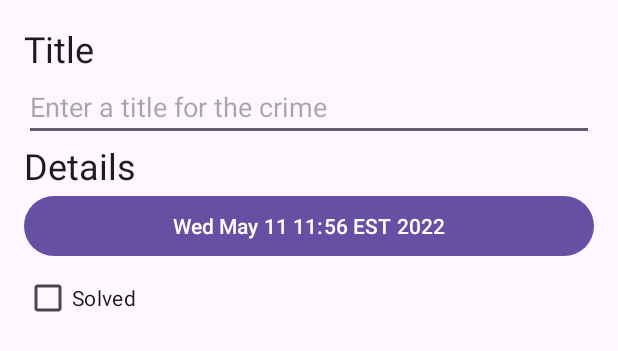
After one commit to jakobakoba/CriminalIntent, an Android app: the layout fragment_crime_detail.xml on its own in the app's theme, with its tools: preview values and no code run, on a phone screen of 412 x 824 dp. The commit adds this screen. Shown: the top 351 px of the screen. Run offline under Robolectric (Android 15) with nearby library versions, the phone set to English and light mode, and no system bars.

Commit message:
created fragment_crime_detail xml layout

```diff
--- /dev/null
+++ b/app/src/main/res/layout/fragment_crime_detail.xml
@@ -0,0 +1,43 @@
+<?xml version="1.0" encoding="utf-8"?>
+<LinearLayout xmlns:android="http://schemas.android.com/apk/res/android"
+    xmlns:tools="http://schemas.android.com/tools"
+    android:layout_width="match_parent"
+    android:layout_height="match_parent"
+    android:layout_margin="16dp"
+    android:orientation="vertical">
+
+    <TextView
+        android:layout_width="wrap_content"
+        android:layout_height="wrap_content"
+        android:text="@string/crime_title_label"
+        android:textAppearance="?attr/textAppearanceHeadline5" />
+
+    <EditText
+        android:id="@+id/crime_title_et"
+        android:layout_width="match_parent"
+        android:layout_height="wrap_content"
+        android:hint="@string/crime_title_hint"
+        android:importantForAutofill="no"
+
+        android:inputType="text" />
+
+    <TextView
+        android:layout_width="match_parent"
+        android:layout_height="wrap_content"
+        android:text="@string/crime_details_label"
+        android:textAppearance="?attr/textAppearanceHeadline5" />
+
+    <Button
+        android:id="@+id/crime_date_btn"
+        android:layout_width="match_parent"
+        android:layout_height="wrap_content"
+        tools:text="Wed May 11 11:56 EST 2022" />
+
+    <CheckBox
+        android:id="@+id/crime_solved_checkbox"
+        android:layout_width="wrap_content"
+        android:layout_height="wrap_content"
+        android:text="@string/crime_solved_label" />
+
+
+</LinearLayout>
--- a/app/src/main/res/values/strings.xml
+++ b/app/src/main/res/values/strings.xml
@@ -1,3 +1,7 @@
 <resources>
     <string name="app_name">CriminalIntent</string>
+    <string name="crime_title_hint">Enter a title for the crime</string>
+    <string name="crime_title_label">Title</string>
+    <string name="crime_details_label">Details</string>
+    <string name="crime_solved_label">Solved</string>
 </resources>
```
